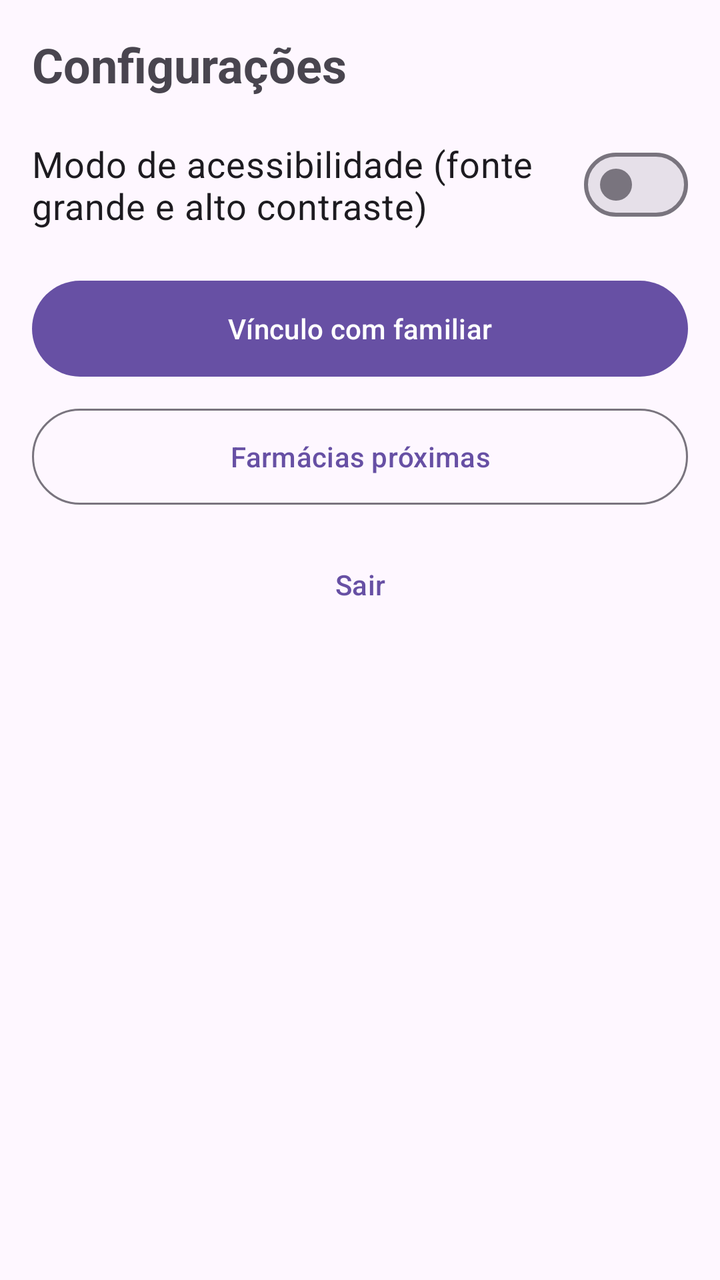
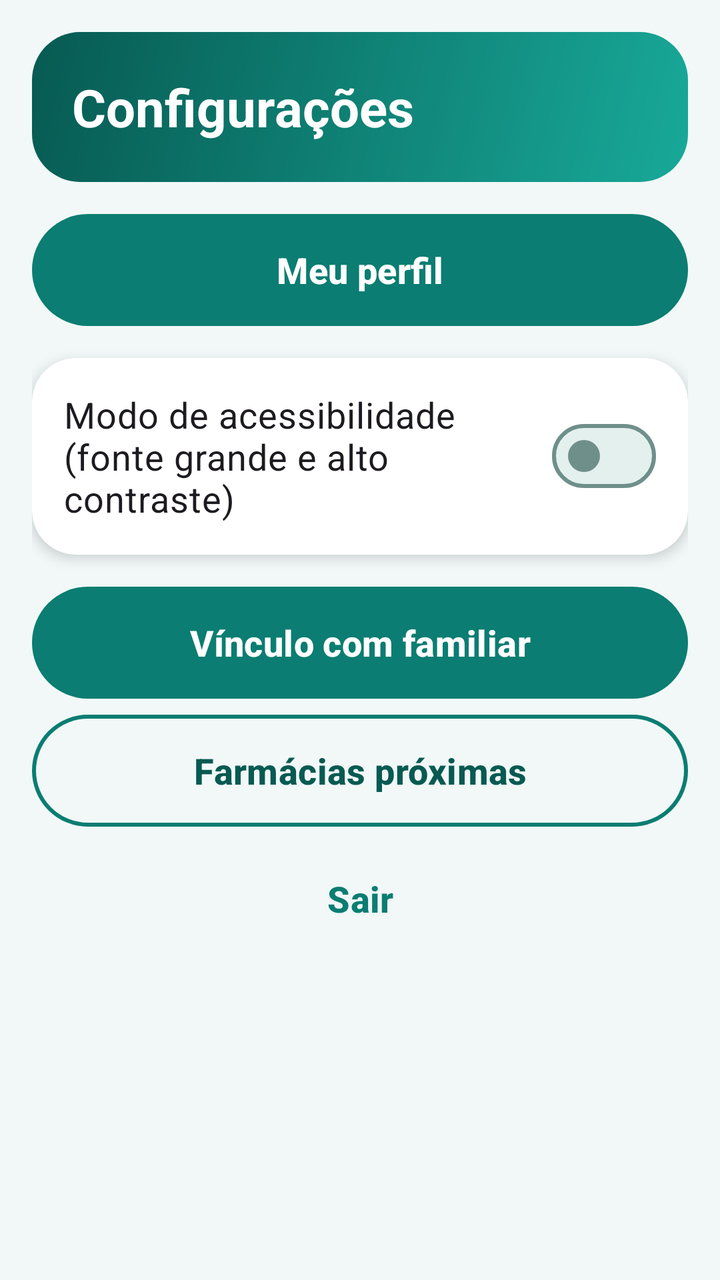

The first picture is an Android layout as it rendered before a commit; the second is the same layout after the commit. The layout source and the unified diff follow.
<!-- AndroidManifest.xml: application theme Theme.RemedioCerto -->
<!-- res/layout/fragment_configuracoes.xml -->
<?xml version="1.0" encoding="utf-8"?>
<ScrollView xmlns:android="http://schemas.android.com/apk/res/android"
    android:layout_width="match_parent"
    android:layout_height="match_parent">

    <LinearLayout
        android:layout_width="match_parent"
        android:layout_height="wrap_content"
        android:orientation="vertical"
        android:padding="@dimen/margem">

        <TextView
            android:id="@+id/tvTitulo"
            android:layout_width="match_parent"
            android:layout_height="wrap_content"
            android:text="@string/config_titulo"
            android:textSize="@dimen/texto_titulo"
            android:textStyle="bold" />

        <com.google.android.material.materialswitch.MaterialSwitch
            android:id="@+id/switchAcessibilidade"
            android:layout_width="match_parent"
            android:layout_height="wrap_content"
            android:layout_marginTop="@dimen/margem"
            android:minHeight="@dimen/altura_botao"
            android:text="@string/config_acessibilidade"
            android:textSize="@dimen/texto_corpo" />

        <com.google.android.material.button.MaterialButton
            android:id="@+id/btnVinculo"
            android:layout_width="match_parent"
            android:layout_height="@dimen/altura_botao"
            android:layout_marginTop="@dimen/margem"
            android:text="@string/config_vinculo" />

        <com.google.android.material.button.MaterialButton
            android:id="@+id/btnFarmacias"
            style="@style/Widget.Material3.Button.OutlinedButton"
            android:layout_width="match_parent"
            android:layout_height="@dimen/altura_botao"
            android:layout_marginTop="8dp"
            android:text="@string/config_farmacias" />

        <com.google.android.material.button.MaterialButton
            android:id="@+id/btnSair"
            style="@style/Widget.Material3.Button.TextButton"
            android:layout_width="match_parent"
            android:layout_height="@dimen/altura_botao"
            android:layout_marginTop="8dp"
            android:text="@string/config_sair" />
    </LinearLayout>
</ScrollView>
<!-- resources referenced by this layout -->
<resources>
  <dimen name="texto_titulo">24sp</dimen>
  <style name="Theme.RemedioCerto" parent="Theme.Material3.DayNight.NoActionBar" />
  <!-- unchanged entries left out for length: 8 -->
</resources>

<!-- the commit's change to res/layout/fragment_configuracoes.xml (unified diff, before → after) -->
@@ -11,20 +11,32 @@
 
         <TextView
             android:id="@+id/tvTitulo"
+            style="@style/Estilo.Titulo"
             android:layout_width="match_parent"
             android:layout_height="wrap_content"
-            android:text="@string/config_titulo"
-            android:textSize="@dimen/texto_titulo"
-            android:textStyle="bold" />
+            android:text="@string/config_titulo" />
 
-        <com.google.android.material.materialswitch.MaterialSwitch
-            android:id="@+id/switchAcessibilidade"
+        <com.google.android.material.button.MaterialButton
+            android:id="@+id/btnPerfil"
+            android:layout_width="match_parent"
+            android:layout_height="@dimen/altura_botao"
+            android:layout_marginTop="@dimen/margem"
+            android:text="@string/config_perfil" />
+
+        <com.google.android.material.card.MaterialCardView
             android:layout_width="match_parent"
             android:layout_height="wrap_content"
-            android:layout_marginTop="@dimen/margem"
-            android:minHeight="@dimen/altura_botao"
-            android:text="@string/config_acessibilidade"
-            android:textSize="@dimen/texto_corpo" />
+            android:layout_marginTop="@dimen/margem">
+
+            <com.google.android.material.materialswitch.MaterialSwitch
+                android:id="@+id/switchAcessibilidade"
+                android:layout_width="match_parent"
+                android:layout_height="wrap_content"
+                android:minHeight="@dimen/altura_botao"
+                android:padding="@dimen/margem"
+                android:text="@string/config_acessibilidade"
+                android:textSize="@dimen/texto_corpo" />
+        </com.google.android.material.card.MaterialCardView>
 
         <com.google.android.material.button.MaterialButton
             android:id="@+id/btnVinculo"
@@ -35,7 +47,7 @@
 
         <com.google.android.material.button.MaterialButton
             android:id="@+id/btnFarmacias"
-            style="@style/Widget.Material3.Button.OutlinedButton"
+            style="@style/Widget.RemedioCerto.Button.Outlined"
             android:layout_width="match_parent"
             android:layout_height="@dimen/altura_botao"
             android:layout_marginTop="8dp"
@@ -43,7 +55,7 @@
 
         <com.google.android.material.button.MaterialButton
             android:id="@+id/btnSair"
-            style="@style/Widget.Material3.Button.TextButton"
+            style="@style/Widget.RemedioCerto.Button.Texto"
             android:layout_width="match_parent"
             android:layout_height="@dimen/altura_botao"
             android:layout_marginTop="8dp"
<!-- resource entries referenced after the edit -->
@@ -1,7 +1,127 @@
 <!-- resources referenced by this layout -->
 <resources>
-  <dimen name="texto_titulo">24sp</dimen>
-  <style name="Theme.RemedioCerto" parent="Theme.Material3.DayNight.NoActionBar" />
+  <string name="config_perfil">Meu perfil</string>
+  <style name="Estilo.Titulo" parent="">
+          <item name="android:background">@drawable/bg_cabecalho</item>
+          <item name="android:textColor">@color/white</item>
+          <item name="android:textSize">26sp</item>
+          <item name="android:textStyle">bold</item>
+          <item name="android:padding">20dp</item>
+      </style>
+  <style name="Widget.RemedioCerto.Button.Outlined" parent="Widget.Material3.Button.OutlinedButton">
+          <item name="android:textSize">18sp</item>
+          <item name="android:textStyle">bold</item>
+          <item name="android:textAllCaps">false</item>
+          <item name="android:insetTop">0dp</item>
+          <item name="android:insetBottom">0dp</item>
+          <item name="android:textColor">@color/rc_primaria_escura</item>
+          <item name="cornerRadius">28dp</item>
+          <item name="strokeColor">@color/rc_primaria</item>
+          <item name="strokeWidth">2dp</item>
+      </style>
+  <style name="Widget.RemedioCerto.Button.Texto" parent="Widget.Material3.Button.TextButton">
+          <item name="android:textSize">18sp</item>
+          <item name="android:textStyle">bold</item>
+          <item name="android:textAllCaps">false</item>
+          <item name="android:insetTop">0dp</item>
+          <item name="android:insetBottom">0dp</item>
+          <item name="cornerRadius">28dp</item>
+      </style>
+  <style name="Theme.RemedioCerto" parent="Theme.Material3.Light.NoActionBar">
+          
+          <item name="colorPrimary">@color/rc_primaria</item>
+          <item name="colorOnPrimary">@color/white</item>
+          <item name="colorPrimaryContainer">@color/rc_primaria_clara</item>
+          <item name="colorOnPrimaryContainer">@color/rc_primaria_escura</item>
+          <item name="colorSecondary">@color/rc_coral</item>
+          <item name="colorOnSecondary">@color/white</item>
+          <item name="colorSecondaryContainer">@color/rc_primaria_clara</item>
+          <item name="colorOnSecondaryContainer">@color/rc_primaria_escura</item>
+          <item name="colorTertiary">@color/rc_amarelo</item>
+  
+          
+          <item name="android:colorBackground">@color/rc_fundo</item>
+          <item name="android:windowBackground">@color/rc_fundo</item>
+          <item name="colorSurface">@color/rc_fundo</item>
+          <item name="colorSurfaceContainerLowest">@color/rc_superficie</item>
+          <item name="colorSurfaceContainerLow">@color/rc_superficie</item>
+          <item name="colorSurfaceContainer">@color/rc_superficie</item>
+          <item name="colorSurfaceContainerHigh">@color/rc_superficie</item>
+          <item name="colorSurfaceContainerHighest">@color/rc_superficie_alta</item>
+          <item name="colorOnSurface">@color/rc_texto</item>
+          <item name="colorOnSurfaceVariant">@color/rc_texto_suave</item>
+          <item name="colorOutline">#6F8F8B</item>
+          <item name="colorOutlineVariant">@color/rc_contorno</item>
+  
+          
+          <item name="shapeAppearanceSmallComponent">@style/Forma.Pequena</item>
+          <item name="shapeAppearanceMediumComponent">@style/Forma.Media</item>
+          <item name="shapeAppearanceLargeComponent">@style/Forma.Grande</item>
+  
+          
+          <item name="materialCardViewStyle">@style/Widget.RemedioCerto.Card</item>
+          <item name="materialButtonStyle">@style/Widget.RemedioCerto.Button</item>
+          <item name="materialButtonOutlinedStyle">@style/Widget.RemedioCerto.Button.Outlined</item>
+          <item name="bottomNavigationStyle">@style/Widget.RemedioCerto.BottomNav</item>
+      </style>
+  <!-- drawable bg_cabecalho (drawable) -->
+  <?xml version="1.0" encoding="utf-8"?>
+  <shape xmlns:android="http://schemas.android.com/apk/res/android"
+      android:shape="rectangle">
+      <gradient
+          android:angle="315"
+          android:endColor="@color/rc_gradiente_fim"
+          android:startColor="@color/rc_primaria_escura" />
+      <corners android:radius="24dp" />
+  </shape>
+  <color name="white">#FFFFFFFF</color>
+  <color name="rc_primaria_escura">#075A52</color>
+  <color name="rc_primaria">#0B7D72</color>
+  <color name="rc_primaria_clara">#D4F1EC</color>
+  <color name="rc_coral">#E8553A</color>
+  <color name="rc_amarelo">#FFC93C</color>
+  <color name="rc_fundo">#F1F8F7</color>
+  <color name="rc_superficie">#FFFFFF</color>
+  <color name="rc_superficie_alta">#E3F0EE</color>
+  <color name="rc_texto">#12312F</color>
+  <color name="rc_texto_suave">#4D6B68</color>
+  <color name="rc_contorno">#C9E2DE</color>
+  <style name="Forma.Pequena" parent="ShapeAppearance.Material3.SmallComponent">
+          <item name="cornerFamily">rounded</item>
+          <item name="cornerSize">14dp</item>
+      </style>
+  <style name="Forma.Media" parent="ShapeAppearance.Material3.MediumComponent">
+          <item name="cornerFamily">rounded</item>
+          <item name="cornerSize">22dp</item>
+      </style>
+  <style name="Forma.Grande" parent="ShapeAppearance.Material3.LargeComponent">
+          <item name="cornerFamily">rounded</item>
+          <item name="cornerSize">28dp</item>
+      </style>
+  <style name="Widget.RemedioCerto.Card" parent="Widget.Material3.CardView.Elevated">
+          <item name="cardBackgroundColor">@color/rc_superficie</item>
+          <item name="cardElevation">4dp</item>
+          <item name="cardCornerRadius">22dp</item>
+      </style>
+  <style name="Widget.RemedioCerto.Button" parent="Widget.Material3.Button">
+          <item name="android:textSize">18sp</item>
+          <item name="android:textStyle">bold</item>
+          <item name="android:textAllCaps">false</item>
+          <item name="android:insetTop">0dp</item>
+          <item name="android:insetBottom">0dp</item>
+          <item name="cornerRadius">28dp</item>
+      </style>
+  <style name="Widget.RemedioCerto.BottomNav" parent="Widget.Material3.BottomNavigationView">
+          <item name="elevation">12dp</item>
+          <item name="labelVisibilityMode">labeled</item>
+          <item name="itemTextAppearanceActive">@style/Texto.Aba</item>
+          <item name="itemTextAppearanceInactive">@style/Texto.Aba</item>
+      </style>
+  <color name="rc_gradiente_fim">#18A999</color>
+  <style name="Texto.Aba" parent="TextAppearance.Material3.LabelMedium">
+          <item name="android:textSize">13sp</item>
+          <item name="android:textStyle">bold</item>
+      </style>
   <!-- unchanged entries left out for length: 8 -->
 </resources>
 
